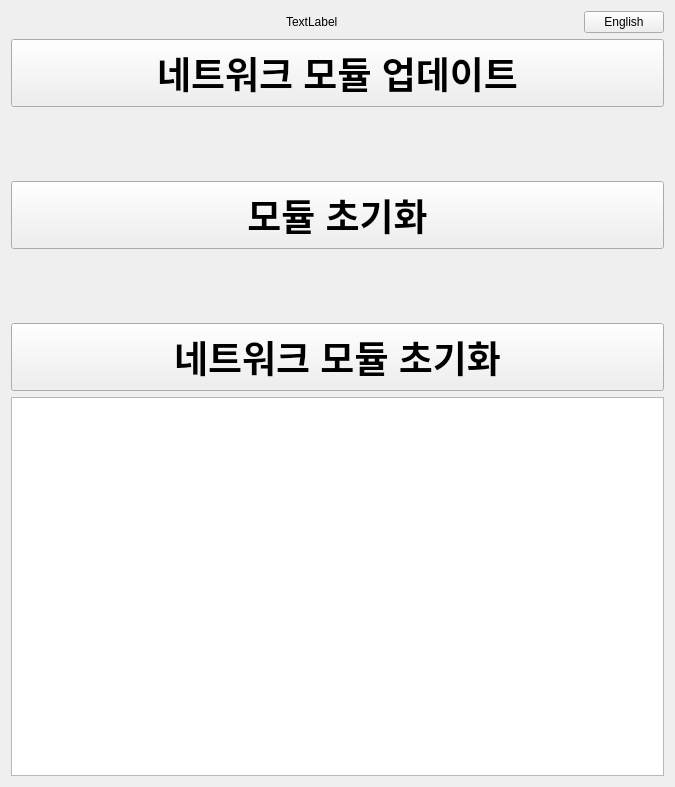
The window that modi/assets/modi_firmware_updater.ui (LUXROBO/pymodi) describes before a commit, drawn with Qt 5.
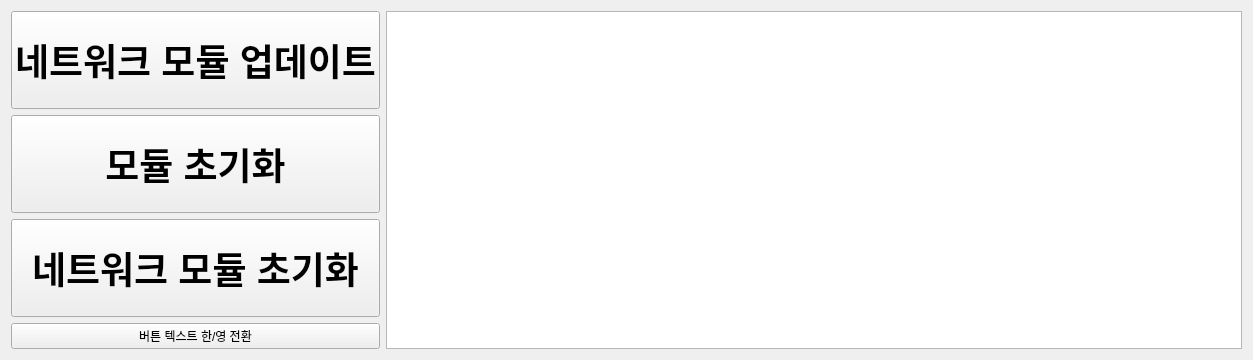
The same window after the commit.

What changed in the file:
```diff
--- a/modi/assets/modi_firmware_updater.ui
+++ b/modi/assets/modi_firmware_updater.ui
@@ -6,8 +6,8 @@
    <rect>
     <x>0</x>
     <y>0</y>
-    <width>675</width>
-    <height>787</height>
+    <width>1253</width>
+    <height>360</height>
    </rect>
   </property>
   <property name="focusPolicy">
@@ -17,71 +17,25 @@
    <string>Dialog</string>
   </property>
   <layout class="QGridLayout" name="gridLayout">
-   <item row="1" column="1">
+   <item row="1" column="2">
     <layout class="QVBoxLayout" name="verticalLayout">
      <item>
-      <layout class="QVBoxLayout" name="verticalLayout_2">
-       <item>
-        <layout class="QHBoxLayout" name="horizontalLayout_5">
-         <item>
-          <spacer name="horizontalSpacer">
-           <property name="orientation">
-            <enum>Qt::Horizontal</enum>
-           </property>
-           <property name="sizeType">
-            <enum>QSizePolicy::Fixed</enum>
-           </property>
-           <property name="sizeHint" stdset="0">
-            <size>
-             <width>275</width>
-             <height>20</height>
-            </size>
-           </property>
-          </spacer>
-         </item>
-         <item>
-          <widget class="QLabel" name="label">
-           <property name="text">
-            <string>TextLabel</string>
-           </property>
-          </widget>
-         </item>
-         <item>
-          <spacer name="horizontalSpacer_2">
-           <property name="orientation">
-            <enum>Qt::Horizontal</enum>
-           </property>
-           <property name="sizeHint" stdset="0">
-            <size>
-             <width>40</width>
-             <height>20</height>
-            </size>
-           </property>
-          </spacer>
-         </item>
-         <item>
-          <widget class="QPushButton" name="translate_button">
-           <property name="text">
-            <string>English</string>
-           </property>
-           <property name="autoDefault">
-            <bool>false</bool>
-           </property>
-          </widget>
-         </item>
-        </layout>
-       </item>
-       <item>
         <widget class="QPushButton" name="update_network_esp32">
          <property name="sizePolicy">
-          <sizepolicy hsizetype="Minimum" vsizetype="Expanding">
+        <sizepolicy hsizetype="Fixed" vsizetype="Expanding">
            <horstretch>0</horstretch>
            <verstretch>0</verstretch>
           </sizepolicy>
          </property>
+       <property name="minimumSize">
+        <size>
+         <width>300</width>
+         <height>0</height>
+        </size>
+       </property>
          <property name="maximumSize">
           <size>
-           <width>10000</width>
+         <width>1000</width>
            <height>16777215</height>
           </size>
          </property>
@@ -113,27 +67,20 @@
          </property>
         </widget>
        </item>
-       <item>
-        <spacer name="verticalSpacer">
-         <property name="orientation">
-          <enum>Qt::Vertical</enum>
-         </property>
-         <property name="sizeHint" stdset="0">
-          <size>
-           <width>20</width>
-           <height>20</height>
-          </size>
-         </property>
-        </spacer>
-       </item>
        <item>
         <widget class="QPushButton" name="update_stm32_modules">
          <property name="sizePolicy">
-          <sizepolicy hsizetype="Minimum" vsizetype="Expanding">
+        <sizepolicy hsizetype="Fixed" vsizetype="Expanding">
            <horstretch>0</horstretch>
            <verstretch>0</verstretch>
           </sizepolicy>
          </property>
+       <property name="minimumSize">
+        <size>
+         <width>300</width>
+         <height>0</height>
+        </size>
+       </property>
          <property name="maximumSize">
           <size>
            <width>10000</width>
@@ -165,30 +112,23 @@
          </property>
         </widget>
        </item>
-       <item>
-        <spacer name="verticalSpacer_2">
-         <property name="orientation">
-          <enum>Qt::Vertical</enum>
-         </property>
-         <property name="sizeHint" stdset="0">
-          <size>
-           <width>20</width>
-           <height>20</height>
-          </size>
-         </property>
-        </spacer>
-       </item>
        <item>
         <widget class="QPushButton" name="update_network_stm32">
          <property name="sizePolicy">
-          <sizepolicy hsizetype="Minimum" vsizetype="Expanding">
+        <sizepolicy hsizetype="Fixed" vsizetype="Expanding">
            <horstretch>0</horstretch>
            <verstretch>0</verstretch>
           </sizepolicy>
          </property>
+       <property name="minimumSize">
+        <size>
+         <width>300</width>
+         <height>0</height>
+        </size>
+       </property>
          <property name="maximumSize">
           <size>
-           <width>10000</width>
+         <width>1000</width>
            <height>16777215</height>
           </size>
          </property>
@@ -217,11 +157,22 @@
          </property>
         </widget>
        </item>
-      </layout>
+     <item>
+      <widget class="QPushButton" name="translate_button">
+       <property name="focusPolicy">
+        <enum>Qt::WheelFocus</enum>
+       </property>
+       <property name="text">
+        <string>버튼 텍스트 한/영 전환</string>
+       </property>
+       <property name="autoDefault">
+        <bool>false</bool>
+       </property>
+      </widget>
      </item>
     </layout>
    </item>
-   <item row="2" column="1">
+   <item row="1" column="9">
     <widget class="QTextBrowser" name="console">
      <property name="sizePolicy">
       <sizepolicy hsizetype="Expanding" vsizetype="Expanding">
```
Lines whose indentation alone changed are shown as unchanged.
